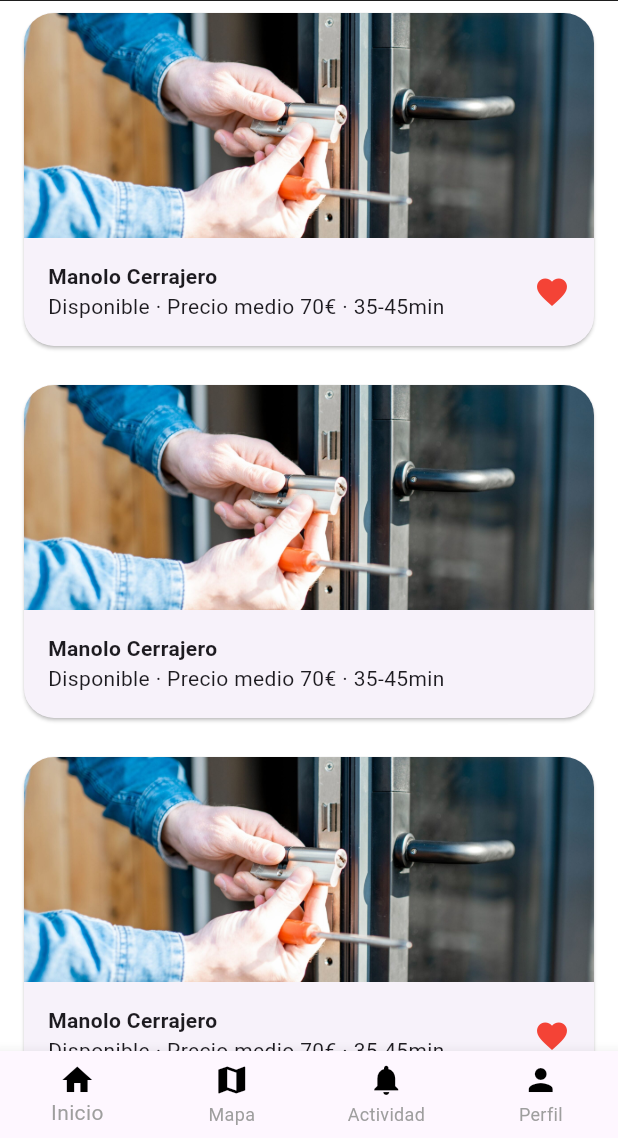
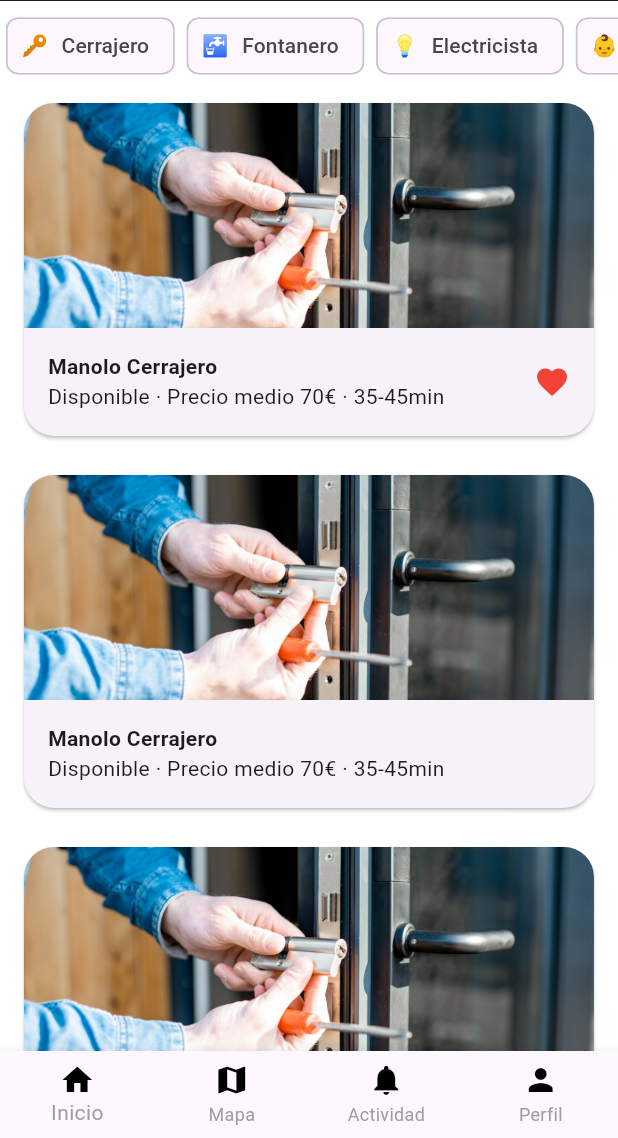
Before and after one commit to amsteradri/Nearvice, a Flutter app: the screen it shows after launch, after a tap on "Iniciar sesión", on a phone screen of 412 x 824 dp, the part 98-1236 px from its top. Run offline on Flutter 3.47's test engine with Material 3 defaults, Android fonts, the phone set to English and light mode, and no system bars; our stand-ins replace flutter_map, flutter_svg, latlong2, table_calendar.

Commit message:
added chips on main page and adjusted a bit search var in activity

```diff
--- a/lib/activity.dart
+++ b/lib/activity.dart
@@ -197,32 +197,36 @@ class _ActivityPageState extends State<ActivityPage> {
 
   Widget _buildTitle() {
     if (_isSearchFocused) {
-      return Container(
+      return Padding(
+        padding: const EdgeInsets.only(left: 0.0), // Set padding to 0 or adjust as needed to align left
+        child: Container(
+          width: MediaQuery.of(context).size.width * 1, // Increase the width to 95% of the screen width
           decoration: BoxDecoration(
-          color: Colors.white, // Color de fondo del contenedor
-          borderRadius: BorderRadius.circular(20), // Bordes redondeados del contenedor
+            color: Colors.white, // Background color of the container
+            borderRadius: BorderRadius.circular(20), // Rounded corners of the container
           ),
           child: TextField(
+            autofocus: true, // Automatically focus the text field
             controller: _searchController,
             onChanged: (value) {
               setState(() {
-              _isClearVisible = value.isNotEmpty;
+                _isClearVisible = value.isNotEmpty; // Show or hide the clear icon
               });
             },
             decoration: InputDecoration(
+              contentPadding: EdgeInsets.symmetric(vertical: 0, horizontal: 20.0), // Padding inside the text field
               hintText: 'Buscar...',
               border: InputBorder.none,
               suffixIcon: _isClearVisible
                   ? IconButton(
                 icon: Icon(Icons.clear),
                 onPressed: () {
-                setState(() {
                   _searchController.clear();
                   _isClearVisible = false;
-                });
                 },
               )
                   : null,
+            ),
           ),
         ),
       );
--- a/lib/home.dart
+++ b/lib/home.dart
@@ -10,22 +10,62 @@ class MainPage extends StatefulWidget {
 }
 
 class _MainPageState extends State<MainPage> {
-  int _selectedIndex = 0;  // Índice inicial para la pestaña seleccionada
+  Map<String, bool> _selectedFilters = {};
+  TextEditingController _searchController = TextEditingController();
+  Map<String, String> _filterEmojis = {
+    'Cerrajero': '🔑',
+    'Fontanero': '🚰',
+    'Electricista': '💡',
+    'Niñera': '👶',
+    'Chef': '🍳',
+    'Peluquero': '💈',
+    'Técnico de PC': '💻',
+    'Agente Inmobiliario': '🏠',
+    'Chófer': '🚗',
+    'Carpintero': '🛠️',
+    'Pintor': '🎨',
+    'Jardinero': '🌿',
+    'Fotógrafo': '📷',
+    'Cuidador de mascotas': '🐕',
+    'Entrenador personal': '🏋️',
+    'Mecánico': '🔧',
+    'Asesor financiero': '💼',
+    'Profesor particular': '📚',
+    'Organizador de eventos': '🔖',
+    'Músico': '🎵',
+  };
 
-  void _onItemTapped(int index) {
-    setState(() {
-      _selectedIndex = index;
+
+  @override
+  void initState() {
+    super.initState();
+    _selectedFilters = _filterEmojis.keys.fold({}, (Map<String, bool> map, String key) {
+      map[key] = false;
+      return map;
     });
   }
-
-  TextEditingController _searchController = TextEditingController();
-  bool _isSearchFocused = false;
 
   @override
   void dispose() {
     _searchController.dispose();
     super.dispose();
   }
+
+  Widget _buildFilterChip(BuildContext context, String label) {
+    return ChoiceChip(
+      label: Text(label),
+      avatar: Text(_filterEmojis[label]!),
+      selected: _selectedFilters[label]!,
+      onSelected: (bool selected) {
+        setState(() {
+          _selectedFilters[label] = selected;
+        });
+      },
+      selectedColor: Colors.lightGreen[100],
+      showCheckmark: false,
+    );
+  }
+
   @override
   Widget build(BuildContext context) {
     // Envuelve el Scaffold con MaterialApp y configura los temas aquí si es necesario
@@ -41,7 +81,7 @@ class _MainPageState extends State<MainPage> {
           titleSpacing: 0,
           toolbarHeight: MediaQuery.of(context).size.height * 0.08,
           title: GestureDetector(
-            onTap: () => setState(() => _isSearchFocused = true),
+
             child: Container(
               margin: EdgeInsets.symmetric(vertical: 8, horizontal: 16),
               decoration: BoxDecoration(
@@ -90,7 +130,22 @@ class _MainPageState extends State<MainPage> {
           iconTheme: IconThemeData(size: 28),
         ),
 
-        body: ListView.separated(
+        body: Column(
+          children: [
+            SizedBox(
+              height: 60, // Altura fija para la barra de desplazamiento
+              child: ListView(
+                scrollDirection: Axis.horizontal, // Establece la dirección del desplazamiento a horizontal
+                children: _filterEmojis.keys.map((String label) {
+                  return Padding(
+                    padding: const EdgeInsets.symmetric(horizontal: 4.0), // Adjust horizontal padding here
+                    child: _buildFilterChip(context, label),
+                  );
+                }).toList(),
+              ),
+            ),
+            Expanded(
+              child: ListView.separated(
                 itemCount: 6,
                 separatorBuilder: (context, index) => const SizedBox(height: 10),
                 itemBuilder: (context, index) {
@@ -106,11 +161,16 @@ class _MainPageState extends State<MainPage> {
                   );
                 },
               ),
-
+            ),
+          ],
+        ),
       ),
     );
   }
 }
+
+
+
 
 class Service {
   final String providerName;
--- a/pubspec.yaml
+++ b/pubspec.yaml
@@ -35,6 +35,7 @@ dependencies:
   flutter_map: ^3.1.0
   latlong2: ^0.8.0
   table_calendar: ^3.0.3
+  flutter_rating_bar: ^4.0.0
 
 
 
```
Also changed, not shown: pubspec.lock. Lines whose indentation alone changed are shown as unchanged.
